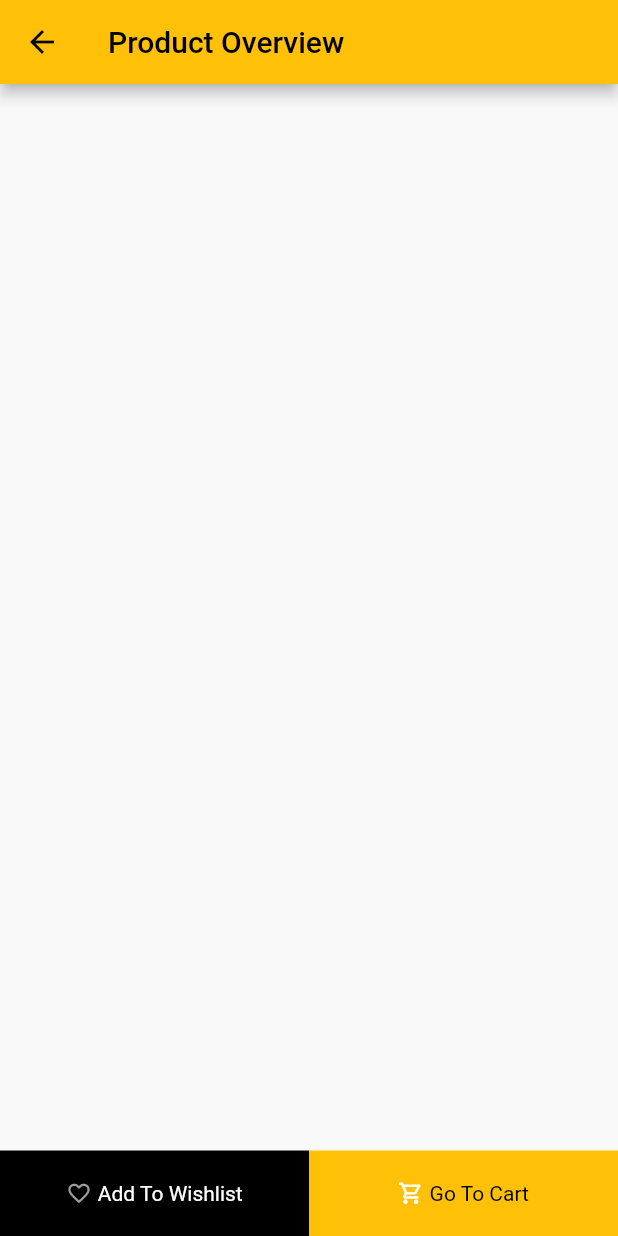
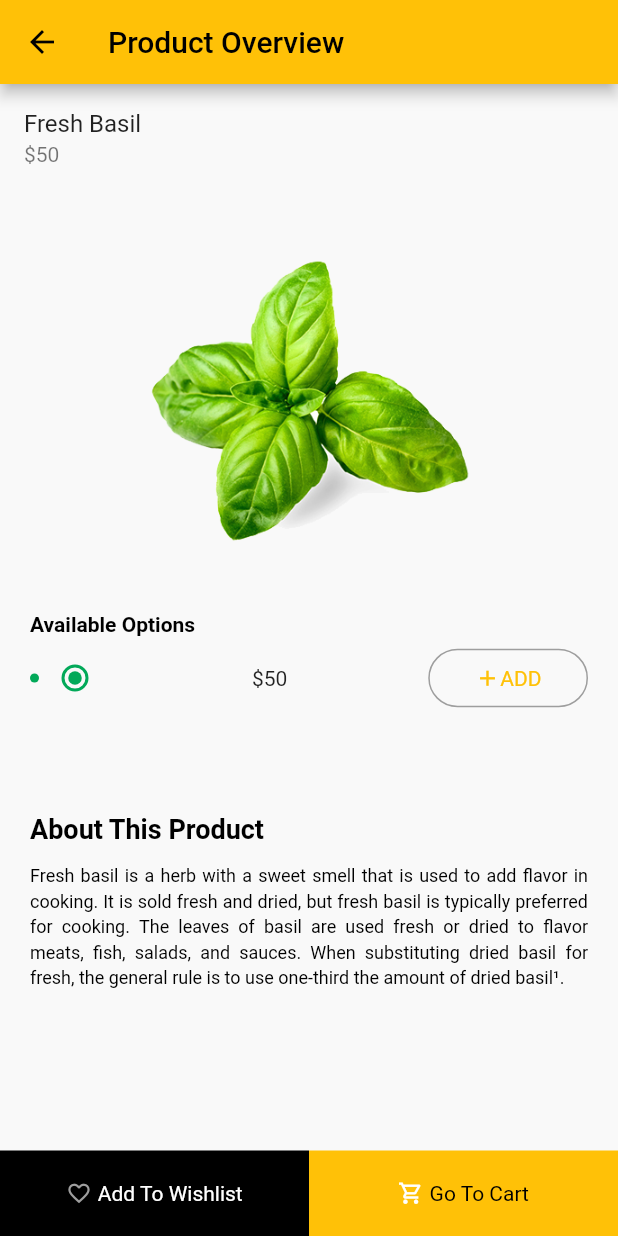
Before and after one commit to sangeeta2701/vegi, a Flutter app: the ProductOverviewScreen screen opened directly, on a phone screen of 412 x 824 dp. Run offline on Flutter 3.47's test engine with Material 2 defaults, Android fonts, the phone set to English and light mode, and no system bars; our stand-ins replace firebase_auth, firebase_core, flutter_signin_button, google_sign_in; accounts and stored records are empty.

Commit message:
Product Overview screen

```diff
--- a/lib/screens/Home/home_screen.dart
+++ b/lib/screens/Home/home_screen.dart
@@ -145,7 +145,7 @@ class _HomeScreenState extends State<HomeScreen> {
             scrollDirection: Axis.horizontal,
             child: Row(
               children: [
-                singleProductContainer("assets/images/img2.jpg", "Fresh Basil",
+                singleProductContainer("assets/images/img2.png", "Fresh Basil",
                     () {
                   Navigator.push(context, MaterialPageRoute(builder: (context)=>ProductOverviewScreen(),),);
                 }),
--- a/lib/screens/product/product_overview_screen.dart
+++ b/lib/screens/product/product_overview_screen.dart
@@ -1,6 +1,8 @@
 import 'package:flutter/material.dart';
 import 'package:food_app/utils/colors.dart';
 import 'package:food_app/widgets/sizedBox.dart';
+
+enum SigninCharacter { fill, outline }
 
 class ProductOverviewScreen extends StatefulWidget {
   const ProductOverviewScreen({super.key});
@@ -10,6 +12,7 @@ class ProductOverviewScreen extends StatefulWidget {
 }
 
 class _ProductOverviewScreenState extends State<ProductOverviewScreen> {
+  SigninCharacter _character = SigninCharacter.fill;
   @override
   Widget build(BuildContext context) {
     return Scaffold(
@@ -21,25 +24,122 @@ class _ProductOverviewScreenState extends State<ProductOverviewScreen> {
         ),
       ),
       bottomNavigationBar: Row(children: [
-        bottomNavigationBar(gColor, bColor, wColor, "Add To Wishlist", Icons.favorite_border),
-        bottomNavigationBar(wColor, themeColor, bColor, "Go To Cart", Icons.shopping_cart_outlined)
+        bottomNavigationBar(
+            gColor, bColor, wColor, "Add To Wishlist", Icons.favorite_border),
+        bottomNavigationBar(wColor, themeColor, bColor, "Go To Cart",
+            Icons.shopping_cart_outlined)
+      ]),
+      body: Column(
+        children: [
+          Expanded(
+            flex: 2,
+            child: SizedBox(
+              width: double.infinity,
+              child: Column(
+                children: [
+                  ListTile(
+                    title: Text("Fresh Basil"),
+                    subtitle: Text("\$50"),
+                  ),
+                  Container(
+                    height: 280,
+                    padding: EdgeInsets.all(20),
+                    child: Image.asset("assets/images/img2.png"),
+                  ),
+                  Container(
+                    width: double.infinity,
+                    padding: EdgeInsets.symmetric(horizontal: 20),
+                    child: Text(
+                      'Available Options',
+                      textAlign: TextAlign.start,
+                      style:
+                          TextStyle(color: bColor, fontWeight: FontWeight.w600),
+                    ),
+                  ),
+                  height4,
+                  Padding(
+                    padding: const EdgeInsets.symmetric(horizontal: 20),
+                    child: Row(
+                      mainAxisAlignment: MainAxisAlignment.spaceBetween,
+                      children: [
+                        Row(
+                          children: [
+                            CircleAvatar(
+                              radius: 3,
+                              backgroundColor: greenColor,
+                            ),
+                            Radio(
+                                activeColor: greenColor,
+                                value: SigninCharacter.fill,
+                                groupValue: _character,
+                                onChanged: (value) {
+                                  setState(() {
+                                    _character = value!;
+                                  });
+                                })
+                          ],
+                        ),
+                        Text("\$50"),
+                        Container(
+                          padding: EdgeInsets.symmetric(vertical: 10,horizontal: 30),
+                          decoration: BoxDecoration(
+                            borderRadius: BorderRadius.circular(30),
+                            border: Border.all(color: gColor,width: 1)
+                          ),
+                          child: Row(
+                            mainAxisAlignment: MainAxisAlignment.center,
+                            children: [
+                            Icon(Icons.add,size: 17,color: themeColor,),
+                            Text("ADD",style: TextStyle(color: themeColor),)
+                          ]),
+                        ),
+                      ],
+                    ),
+                  ),
+                ],
+              ),
+            ),
+          ),
+          Expanded(child: Container(
+            padding: EdgeInsets.symmetric(vertical: 12,horizontal: 20),
+            width: double.infinity,
+            child: Column(
+              crossAxisAlignment: CrossAxisAlignment.start,
+              children: [
+                Text("About This Product",style: TextStyle(fontSize: 18,fontWeight: FontWeight.w600,color: bColor),),
+                height12,
+                Text("Fresh basil is a herb with a sweet smell that is used to add flavor in cooking. It is sold fresh and dried, but fresh basil is typically preferred for cooking. The leaves of basil are used fresh or dried to flavor meats, fish, salads, and sauces. When substituting dried basil for fresh, the general rule is to use one-third the amount of dried basil¹.",style: TextStyle(fontSize: 12,fontWeight: FontWeight.w400,color: bColor,height: 1.4),textAlign: TextAlign.justify,)
 
-      ]),
+              ],
+            ),
+          ),),
+        ],
+      ),
     );
   }
 
-  Widget bottomNavigationBar(Color iconColor, Color backgriundColor, Color color,
-      String title, IconData icon) {
-    return Expanded(child: Container(
+  Widget bottomNavigationBar(Color iconColor, Color backgriundColor,
+      Color color, String title, IconData icon) {
+    return Expanded(
+      child: Container(
         padding: EdgeInsets.all(20),
         color: backgriundColor,
         child: Row(
           mainAxisAlignment: MainAxisAlignment.center,
           children: [
-          Icon(icon,size: 17,color: iconColor,),
+            Icon(
+              icon,
+              size: 17,
+              color: iconColor,
+            ),
             width4,
-          Text(title,style: TextStyle(color: color),)
-        ],),
-    ),);
+            Text(
+              title,
+              style: TextStyle(color: color),
+            )
+          ],
+        ),
+      ),
+    );
   }
 }
```
Also changed, not shown: assets/images/img2.jpg (deleted), assets/images/img2.png (added). Lines whose indentation alone changed are shown as unchanged.
